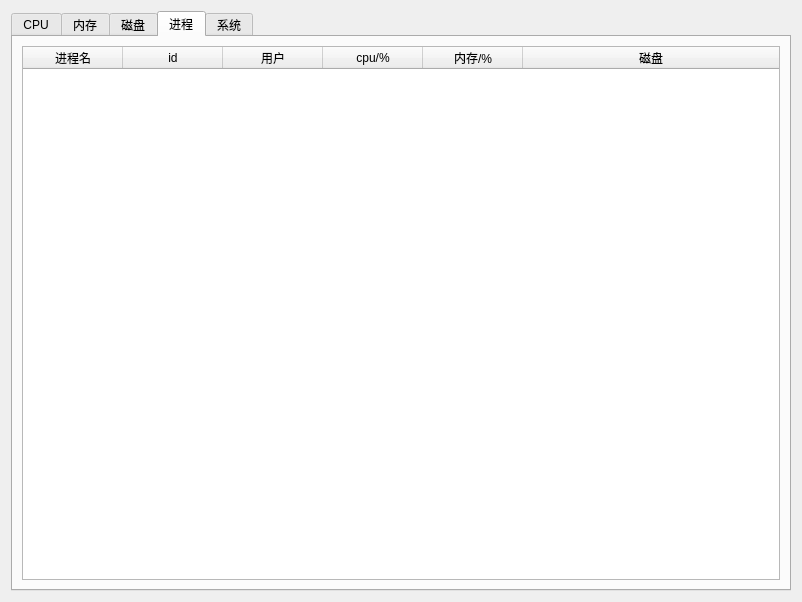
The window that src/board.ui (deepin-community/monitorBoard) describes before a commit, drawn with Qt 5.
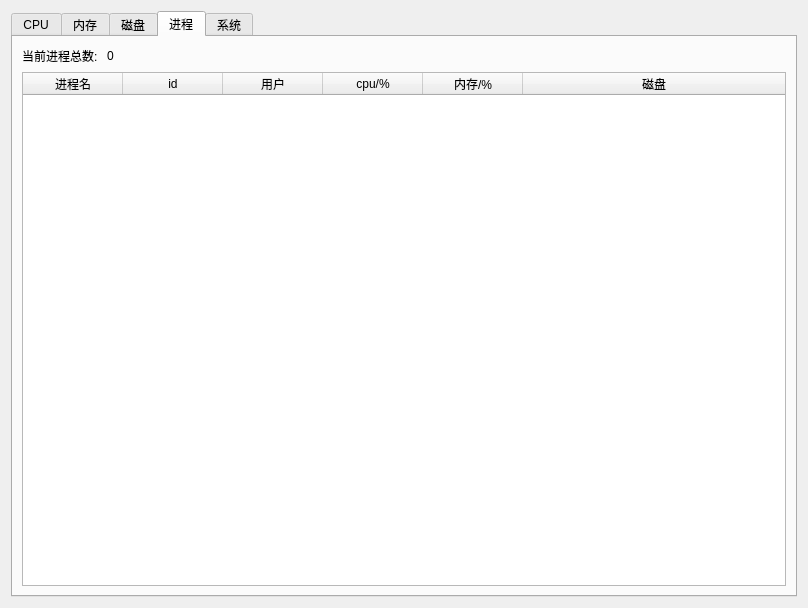
The same window after the commit.

Commit message: 获取、刷新进程列表

Diff of the .ui file:
```diff
--- a/src/board.ui
+++ b/src/board.ui
@@ -6,8 +6,8 @@
    <rect>
     <x>0</x>
     <y>0</y>
-    <width>802</width>
-    <height>602</height>
+    <width>808</width>
+    <height>608</height>
    </rect>
   </property>
   <property name="windowTitle">
@@ -294,6 +294,39 @@
       </attribute>
       <layout class="QGridLayout" name="gridLayout_7">
        <item row="0" column="0">
+        <layout class="QVBoxLayout" name="verticalLayout_6">
+         <item>
+          <layout class="QHBoxLayout" name="horizontalLayout_5">
+           <item>
+            <widget class="QLabel" name="label_7">
+             <property name="text">
+              <string>当前进程总数: </string>
+             </property>
+            </widget>
+           </item>
+           <item>
+            <widget class="QLabel" name="processNum">
+             <property name="text">
+              <string>0</string>
+             </property>
+            </widget>
+           </item>
+           <item>
+            <spacer name="horizontalSpacer_4">
+             <property name="orientation">
+              <enum>Qt::Horizontal</enum>
+             </property>
+             <property name="sizeHint" stdset="0">
+              <size>
+               <width>40</width>
+               <height>20</height>
+              </size>
+             </property>
+            </spacer>
+           </item>
+          </layout>
+         </item>
+         <item>
         <widget class="QTableWidget" name="tableProcess">
          <attribute name="horizontalHeaderCascadingSectionResizes">
           <bool>false</bool>
@@ -335,6 +368,8 @@
           </property>
          </column>
         </widget>
+         </item>
+        </layout>
        </item>
       </layout>
      </widget>
```
Lines whose indentation alone changed are shown as unchanged. The commit also changes 4 other files.
